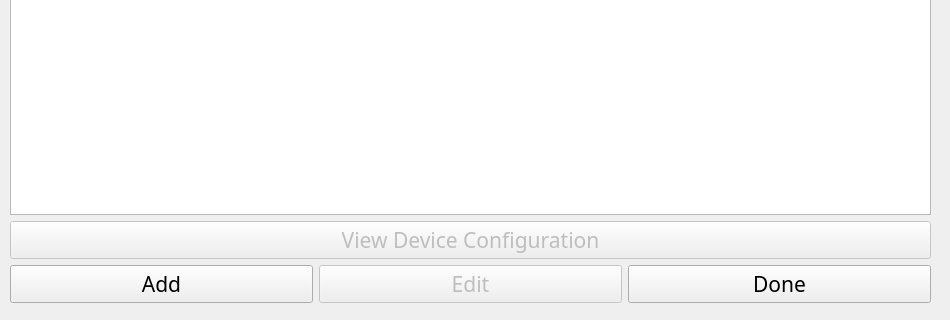
Qt form ui/DevicesDlg.ui (aliciabillings-noaa/CLAMS) before a commit; both pictures show x 0 to 950 and y 308 to 628 of the 950 by 628 pixel window.
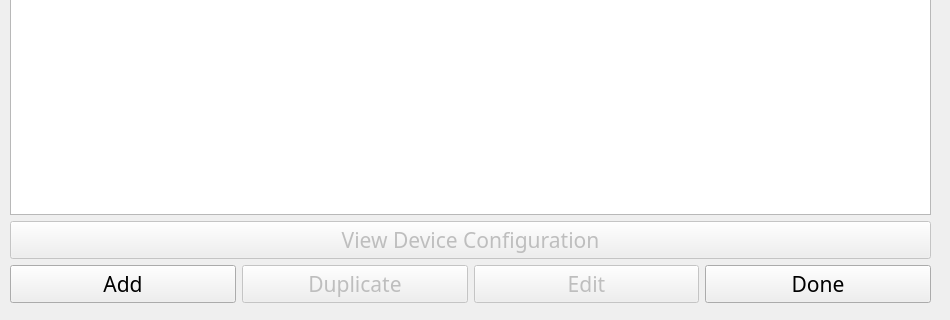
The same form after that commit.

Commit message:
Copilot/add device duplicate functionality (#176)
* adding checks so timers do not called twice causing time to double count

* Initial plan

* Add device duplicate functionality to devicesDlg

Agent-Logs-Url: https://github.com/noaa-afsc-mace/CLAMS/sessions/834710af-e31d-4330-84e1-0c9de5eb90b4

* Refactor timer activation logic in CPSTrawlEvent to simplify code

* Enhance device duplication functionality with transaction handling and prepared statements

---------

Diff of the .ui file:
```diff
--- a/ui/DevicesDlg.ui
+++ b/ui/DevicesDlg.ui
@@ -105,6 +105,22 @@
         </property>
        </widget>
       </item>
+      <item>
+       <widget class="QPushButton" name="duplicateBtn">
+        <property name="enabled">
+         <bool>false</bool>
+        </property>
+        <property name="font">
+         <font>
+          <family>Arial Black</family>
+          <pointsize>16</pointsize>
+         </font>
+        </property>
+        <property name="text">
+         <string>Duplicate</string>
+        </property>
+       </widget>
+      </item>
       <item>
        <widget class="QPushButton" name="editBtn">
         <property name="enabled">
```
The commit also changes 3 other files.
